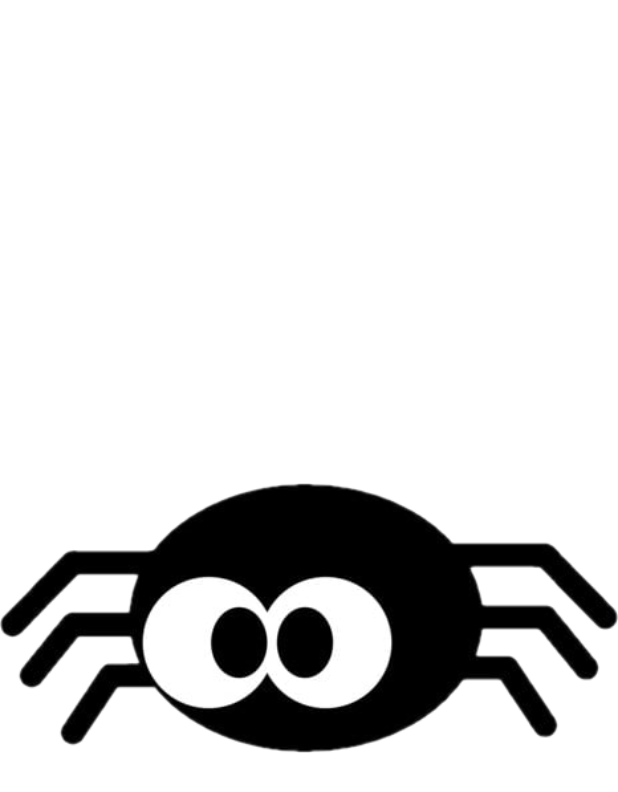
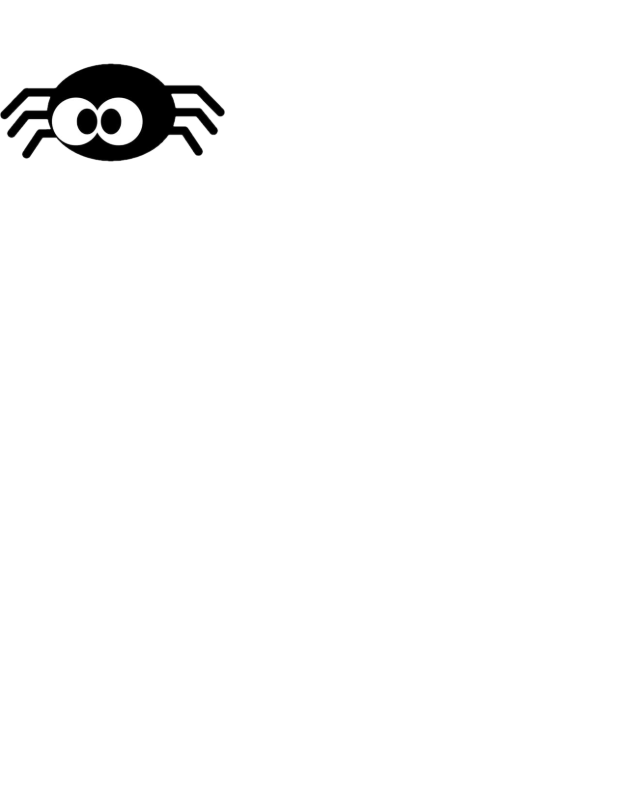
Before and after one commit to Baebin/PieSpiderPet, a Flutter app: the screen it shows after launch, on a phone screen of 412 x 824 dp. Shown: the top 792 px of the screen. Run offline on Flutter 3.47's test engine with Material 3 defaults, Android fonts, the phone set to English and light mode, and no system bars; our stand-ins replace flutter_riverpod; missing offline and left inert: screen_retriever, window_manager.

Commit message:
Rendering Logic Edited, Spider Web Added, Spider Moving Lagged Issue Fixed

```diff
--- a/lib/main.dart
+++ b/lib/main.dart
@@ -9,13 +9,13 @@
   await windowManager.ensureInitialized();
 
   WindowOptions windowOptions = const WindowOptions(
-    size: Size(100, 100),
     center: true,
     skipTaskbar: true,
     titleBarStyle: TitleBarStyle.hidden,
     backgroundColor: Colors.transparent,
     windowButtonVisibility: false,
     alwaysOnTop: true,
+    fullScreen: true,
   );
   windowManager.waitUntilReadyToShow(windowOptions, () async {
     await windowManager.setIgnoreMouseEvents(true);
@@ -35,6 +35,8 @@
 
   @override
   Widget build(BuildContext context) {
-    return const SpiderPage();
+    return const MaterialApp(
+      home: const SpiderPage(),
+    );
   }
 }
--- a/lib/spider_page.dart
+++ b/lib/spider_page.dart
@@ -21,19 +21,36 @@ class SpiderPage extends ConsumerStatefulWidget {
 class SpiderPageState extends ConsumerState<SpiderPage> {
   Spider spider = Spider();
 
+  Location loc = Location();
+
+  final _spiderLocationProvider = StateProvider<Location>((ref) => Location(x: 0, y: 0));
+
   final _rotationProvider = StateProvider<double>((ref) => 0.0);
   final _angleProvider = StateProvider<double>((ref) => 0.0);
 
+  void _setSpiderLocation(Location location) {
+    setState(() {
+      loc = location;
+    });
+    /*
+    ref.read(_spiderLocationProvider.notifier)
+        .update((state) => location);
+    */
+  }
+
   @override
   void initState() {
+    spider.setLocation = (Location location) =>
+        _setSpiderLocation(location);
+
     screenRetriever.getPrimaryDisplay().then((display) async {
       Size size = display.size;
       spider.window.width = size.width;
       spider.window.height = size.height;
       print('size: ${size.width} ${size.height}');
 
-      spider.location.x = spider.window.width/2;
-      spider.location.y = spider.window.height/2;
+      spider.location.x = spider.window.width / 2;
+      spider.location.y = spider.window.height / 2;
 
       await windowManager.setPosition(
         Offset(spider.location.x, spider.location.y),
@@ -57,11 +74,12 @@ class SpiderPageState extends ConsumerState<SpiderPage> {
         if (spider.location.x < next.x)
           ref.read(_rotationProvider.notifier)
               .update((state) => pi);
-        else ref.read(_rotationProvider.notifier)
+        else
+          ref.read(_rotationProvider.notifier)
               .update((state) => 0);
         for (double i = 0, angle = preAngle; i < 100; i++, angle += dR) {
           ref.read(_angleProvider.notifier)
-              .update((state) => angle/5);
+              .update((state) => angle / 5);
           await Future.delayed(const Duration(milliseconds: 10));
         }
         // Break Time
@@ -73,7 +91,23 @@ class SpiderPageState extends ConsumerState<SpiderPage> {
 
   @override
   Widget build(BuildContext context) {
-    return Transform(
+    return Stack(
+      children: [
+        Positioned(
+          left: loc.x + 75,
+          child: Container(
+            width: 2,
+            height: loc.y + 75,
+            color: Colors.white,
+          ),
+        ),
+        Positioned(
+          top: loc.y,
+          left: loc.x,
+          child: SizedBox(
+            width: 150,
+            height: 150,
+            child: Transform(
               alignment: Alignment.center,
               transform: Matrix4.rotationY(
                 ref.watch(_rotationProvider),
@@ -84,6 +118,10 @@ class SpiderPageState extends ConsumerState<SpiderPage> {
                   ImagePath.spider,
                 ),
               ),
+            ),
+          ),
+        ),
+      ],
     );
   }
 }
```
Also changed, not shown: lib/entity/spider.dart (+4 -6 lines), pubspec.yaml (+3 -4 lines), pubspec.lock. Lines whose indentation alone changed are shown as unchanged.
